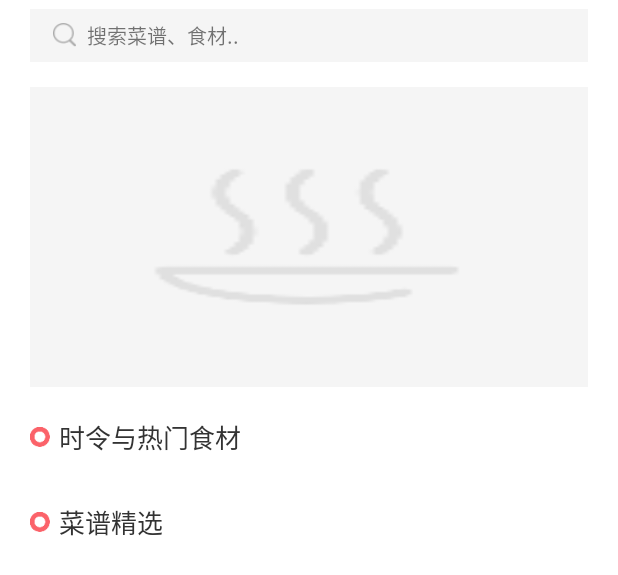
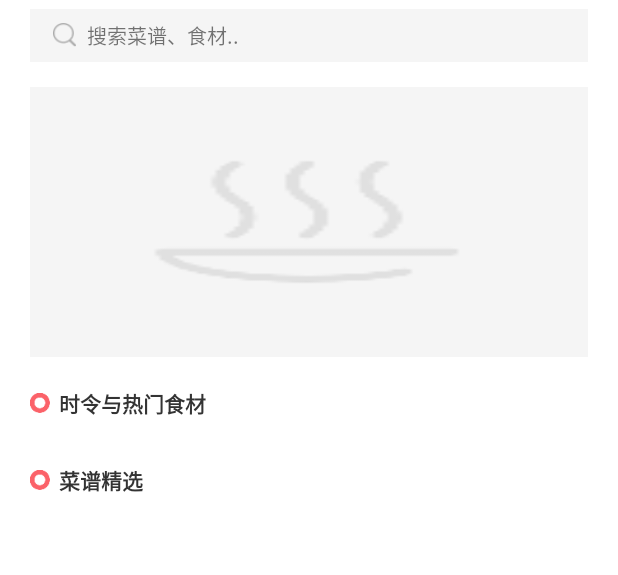
Before and after one commit to jkloshhm/YiChuFang, an Android app: the layout fragment_home.xml on its own in the app's theme, with its tools: preview values and no code run, on a phone screen of 412 x 824 dp. Shown: the top 575 px of the screen. Run offline under Robolectric (Android 15) with nearby library versions, the phone set to English and light mode, and no system bars.

Commit message:
1.0上传

```diff
--- a/build.gradle
+++ b/build.gradle
@@ -5,7 +5,7 @@ buildscript {
         jcenter()
     }
     dependencies {
-        classpath 'com.android.tools.build:gradle:3.0.0-alpha4'
+        classpath 'com.android.tools.build:gradle:2.2.3'
 
         // NOTE: Do not place your application dependencies here; they belong
         // in the individual module build.gradle files
--- a/yichufang/src/main/res/layout/fragment_home.xml
+++ b/yichufang/src/main/res/layout/fragment_home.xml
@@ -54,17 +54,17 @@
             android:paddingTop="10dp">
             <RelativeLayout
                 android:layout_width="match_parent"
-                android:layout_height="200dp">
+                android:layout_height="wrap_content">
                 <ImageView
                     android:layout_width="match_parent"
-                    android:layout_height="200dp"
+                    android:layout_height="180dp"
                     android:contentDescription="@null"
                     android:background="@mipmap/loading1"
                     android:scaleType="centerCrop"/>
                 <com.example.guojian.weekcook.AutoPlayingViewPager
                     android:id="@+id/auto_play_viewpager"
                     android:layout_width="match_parent"
-                    android:layout_height="200dp" />
+                    android:layout_height="180dp" />
             </RelativeLayout>
 
             <LinearLayout
@@ -86,7 +86,8 @@
                     android:paddingLeft="6dp"
                     android:text="@string/hot_material"
                     android:textColor="@color/gray_content_color_333333"
-                    android:textSize="17sp" />
+                    android:textSize="14sp"
+                    android:textStyle="bold"/>
             </LinearLayout>
 
             <LinearLayout
@@ -123,7 +124,8 @@
                     android:paddingLeft="6dp"
                     android:text="@string/cook_book_hand_select"
                     android:textColor="@color/gray_content_color_333333"
-                    android:textSize="17sp" />
+                    android:textSize="14sp"
+                    android:textStyle="bold"/>
             </LinearLayout>
 
             <LinearLayout
--- a/yichufang/src/main/res/layout/hot_class_food_gv_adapter_item.xml
+++ b/yichufang/src/main/res/layout/hot_class_food_gv_adapter_item.xml
@@ -7,14 +7,14 @@
     <ImageView
         android:id="@+id/iv_hot_class_food_item_img"
         android:layout_width="match_parent"
-        android:layout_height="65dp" />
+        android:layout_height="55dp" />
     <TextView
-        android:paddingTop="9dp"
+        android:paddingTop="5dp"
         android:id="@+id/tv_hot_class_food_item_name"
         android:layout_width="wrap_content"
         android:layout_height="wrap_content"
         android:gravity="center_horizontal"
-        android:textSize="13sp"
+        android:textSize="12sp"
         android:lines="2"
         android:textColor="@color/gray_content_color_333333"/>
 </LinearLayout>
--- a/yichufang/src/main/res/layout/hot_material_gv_adapter_item.xml
+++ b/yichufang/src/main/res/layout/hot_material_gv_adapter_item.xml
@@ -7,13 +7,13 @@
     <ImageView
         android:id="@+id/iv_hot_material_item_img"
         android:layout_width="match_parent"
-        android:layout_height="65dp" />
+        android:layout_height="55dp" />
     <TextView
-        android:paddingTop="9dp"
+        android:paddingTop="4dp"
         android:id="@+id/tv_hot_material_item_name"
         android:layout_width="wrap_content"
         android:layout_height="wrap_content"
         android:gravity="center_horizontal"
-        android:textSize="13sp"
+        android:textSize="12sp"
         android:textColor="@color/gray_content_color_333333"/>
 </LinearLayout>
```
Also changed, not shown: gradle/wrapper/gradle-wrapper.properties.
